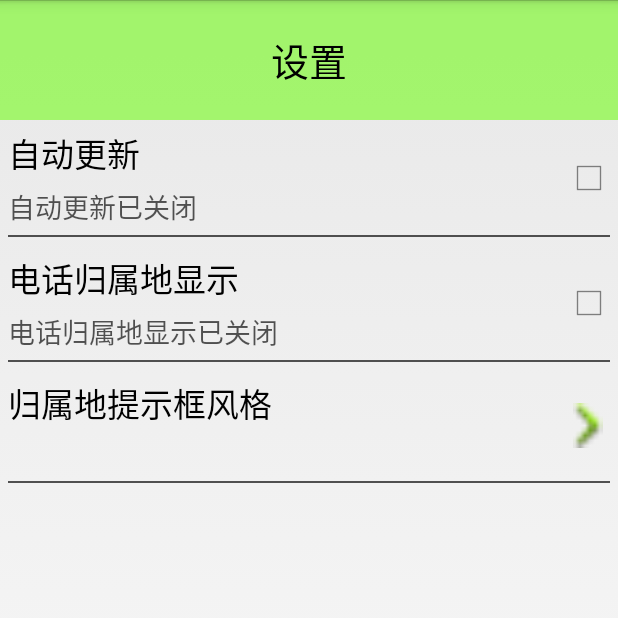
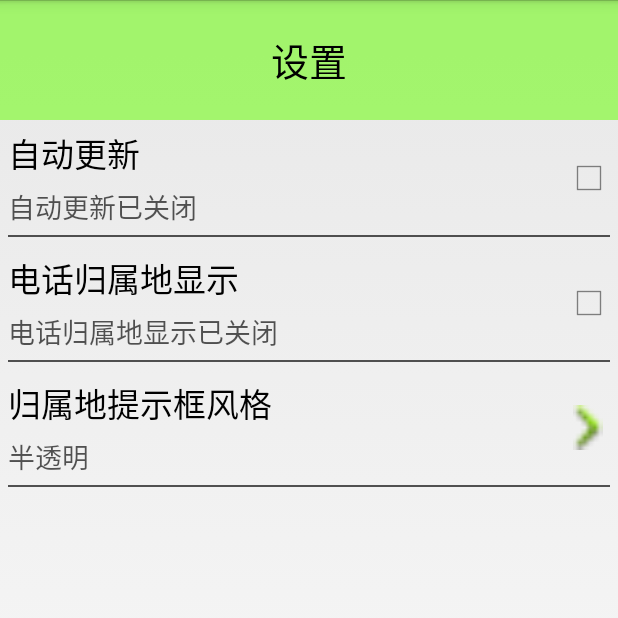
Before and after one commit to silionXi/MobileSafe, an Android app: the SettingActivity screen opened directly, with no data from a screen before it, after a tap on "自动更新", on a phone screen of 412 x 824 dp, the top half of it. Run offline under Robolectric (Android 15) with nearby library versions, the phone set to English and light mode, and no system bars.

Commit message:
call address style

```diff
--- a/app/src/main/java/com/silion/mobilesafe/activity/SettingActivity.java
+++ b/app/src/main/java/com/silion/mobilesafe/activity/SettingActivity.java
@@ -1,6 +1,8 @@
 package com.silion.mobilesafe.activity;
 
 import android.app.Activity;
+import android.app.AlertDialog;
+import android.content.DialogInterface;
 import android.content.Intent;
 import android.content.SharedPreferences;
 import android.os.Bundle;
@@ -15,19 +17,22 @@ import com.silion.mobilesafe.view.SettingItemView;
  * Created by silion on 2016/3/29.
  */
 public class SettingActivity extends Activity {
-    private SharedPreferences mSharePre;
+    private SharedPreferences mPref;
     private SettingItemView mUpdateSettingItemView;
     private SettingItemView mAddressSettingItemView;
+    private SettingItemView mAddressStyleSettingItemView;
+
+    private String[] mAddressStyle = new String[]{"半透明", "活力橙", "卫士蓝", "金属灰", "苹果绿"};
 
     private View.OnClickListener mUpdateListener = new View.OnClickListener() {
         @Override
         public void onClick(View v) {
             if (mUpdateSettingItemView.isCheck()) {
                 mUpdateSettingItemView.setChecked(false);
-                mSharePre.edit().putBoolean("auto_update", false).commit();
+                mPref.edit().putBoolean("auto_update", false).commit();
             } else {
                 mUpdateSettingItemView.setChecked(true);
-                mSharePre.edit().putBoolean("auto_update", true).commit();
+                mPref.edit().putBoolean("auto_update", true).commit();
             }
         }
     };
@@ -48,6 +53,21 @@ public class SettingActivity extends Activity {
             }
         }
     };
+    private View.OnClickListener mAddressStyleListener = new View.OnClickListener() {
+        @Override
+        public void onClick(View v) {
+            AlertDialog.Builder builder = new AlertDialog.Builder(SettingActivity.this);
+            builder.setTitle("请选择归属地提示框风格")
+                    .setItems(mAddressStyle, new DialogInterface.OnClickListener() {
+                        @Override
+                        public void onClick(DialogInterface dialog, int which) {
+                            mAddressStyleSettingItemView.setDesc(mAddressStyle[which]);
+                            mPref.edit().putInt("address_style", which).commit();
+                        }
+                    });
+            builder.create().show();
+        }
+    };
 
     @Override
     protected void onCreate(Bundle savedInstanceState) {
@@ -55,10 +75,11 @@ public class SettingActivity extends Activity {
 
         setContentView(R.layout.activity_setting);
 
-        mSharePre = getSharedPreferences("setting", MODE_PRIVATE);
+        mPref = getSharedPreferences("setting", MODE_PRIVATE);
+
         mUpdateSettingItemView = (SettingItemView) findViewById(R.id.updateSettingItemView);
         mUpdateSettingItemView.setOnClickListener(mUpdateListener);
-        mUpdateSettingItemView.setChecked(mSharePre.getBoolean("auto_update", true));
+        mUpdateSettingItemView.setChecked(mPref.getBoolean("auto_update", true));
 
         mAddressSettingItemView = (SettingItemView) findViewById(R.id.addressSettingItemView);
         mAddressSettingItemView.setOnClickListener(mAddressListener);
@@ -67,5 +88,9 @@ public class SettingActivity extends Activity {
         } else {
             mAddressSettingItemView.setChecked(false);
         }
+
+        mAddressStyleSettingItemView = (SettingItemView) findViewById(R.id.addressStyleSettingItemView);
+        mAddressStyleSettingItemView.setOnClickListener(mAddressStyleListener);
+        mAddressStyleSettingItemView.setDesc(mAddressStyle[mPref.getInt("address_style", 0)]);
     }
 }
--- a/app/src/main/res/layout/view_show_address.xml
+++ b/app/src/main/res/layout/view_show_address.xml
@@ -1,22 +1,24 @@
 <?xml version="1.0" encoding="utf-8"?>
 <LinearLayout xmlns:android="http://schemas.android.com/apk/res/android"
     xmlns:tools="http://schemas.android.com/tools"
+    android:id="@+id/llAdress"
     android:layout_width="wrap_content"
     android:layout_height="wrap_content"
+    android:background="@drawable/setting_call_locate_blue"
     android:gravity="center_vertical"
     android:orientation="horizontal">
 
     <ImageView
         android:layout_width="wrap_content"
         android:layout_height="wrap_content"
-        android:src="@drawable/launcher_ic" />
+        android:src="@android:drawable/ic_menu_call" />
 
     <TextView
         android:id="@+id/tvAddress"
         android:layout_width="wrap_content"
         android:layout_height="wrap_content"
         android:layout_gravity="center_vertical"
-        android:textColor="@color/ta"
+        android:textColor="@color/tb"
         android:textSize="22sp"
         tools:text="广东广州电信" />
 </LinearLayout>
```
Also changed, not shown: app/src/main/java/com/silion/mobilesafe/service/AddressService.java (+10 -0 lines), app/src/main/res/drawable-xxxhdpi/setting_call_locate_blue.9.png (added), app/src/main/res/drawable-xxxhdpi/setting_call_locate_gray.9.png (added), app/src/main/res/drawable-xxxhdpi/setting_call_locate_green.9.png (added), app/src/main/res/drawable-xxxhdpi/setting_call_locate_orange.9.png (added), app/src/main/res/drawable-xxxhdpi/setting_call_locate_white.9.png (added).
